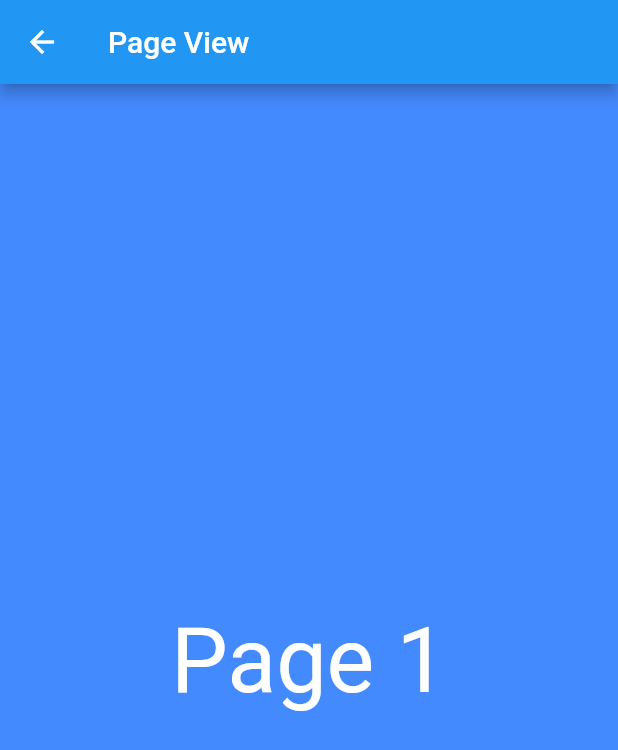
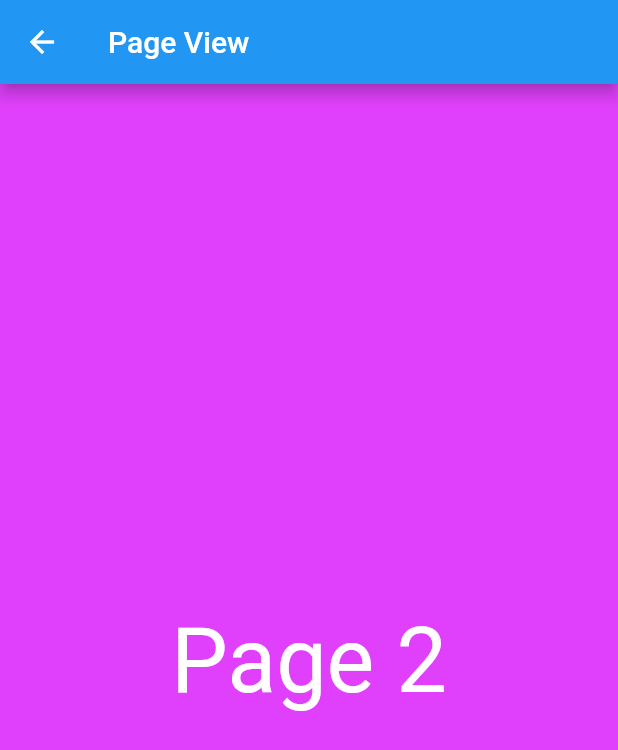
Before and after one commit to erdemgocen44/Flutter_Widgets, a Flutter app: the PageViewHome screen opened by its route, swiped to page 2, on a phone screen of 412 x 824 dp. Shown: the top 750 px of the screen. Run offline on Flutter 3.47's test engine with Material 2 defaults, Android fonts, the phone set to English and light mode, and no system bars.

Commit message:
page view starting

```diff
--- a/lib/widgets/page_view/page_view_home.dart
+++ b/lib/widgets/page_view/page_view_home.dart
@@ -26,28 +26,28 @@ class _PageViewHomeState extends State<PageViewHome> {
             ),
           ),
           Container(
-            color: Colors.blueAccent,
+            color: Colors.purpleAccent,
             child: const Center(
               child: Text(
-                'Page 1',
+                'Page 2',
                 style: TextStyle(color: Colors.white, fontSize: 60),
               ),
             ),
           ),
           Container(
-            color: Colors.blueAccent,
+            color: Colors.amberAccent,
             child: const Center(
               child: Text(
-                'Page 1',
+                'Page 3',
                 style: TextStyle(color: Colors.white, fontSize: 60),
               ),
             ),
           ),
           Container(
-            color: Colors.blueAccent,
+            color: Colors.redAccent,
             child: const Center(
               child: Text(
-                'Page 1',
+                'Page 4',
                 style: TextStyle(color: Colors.white, fontSize: 60),
               ),
             ),
```
